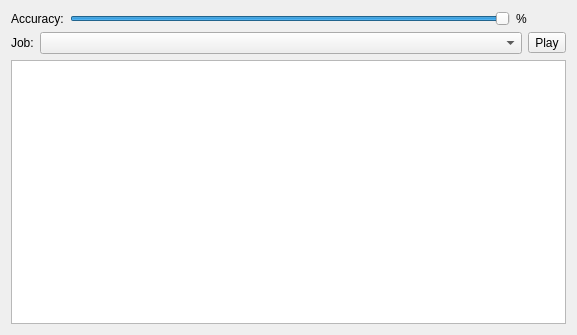
Above: src/Mod/CAM/Gui/Resources/panels/TaskCAMSimulator.ui from southseact-3d/fcd before the change. Below: the same form after it.
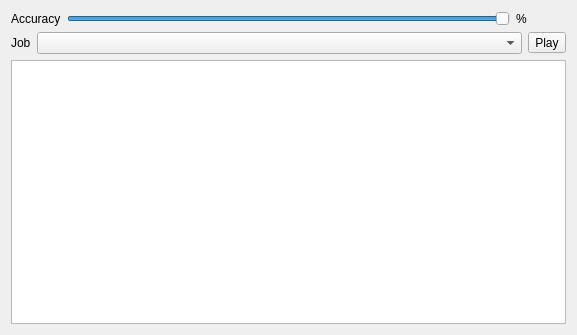
That is the form after the change. Icons and pictures are not drawn.

Patch:
```diff
--- a/src/Mod/CAM/Gui/Resources/panels/TaskCAMSimulator.ui
+++ b/src/Mod/CAM/Gui/Resources/panels/TaskCAMSimulator.ui
@@ -28,7 +28,7 @@
         </size>
        </property>
        <property name="text">
-        <string>Accuracy:</string>
+        <string>Accuracy</string>
        </property>
       </widget>
      </item>
@@ -83,7 +83,7 @@
         </sizepolicy>
        </property>
        <property name="text">
-        <string>Job:</string>
+        <string>Job</string>
        </property>
       </widget>
      </item>
```
Left out of the diff: 2 changed lines with no effect on the pictures.
